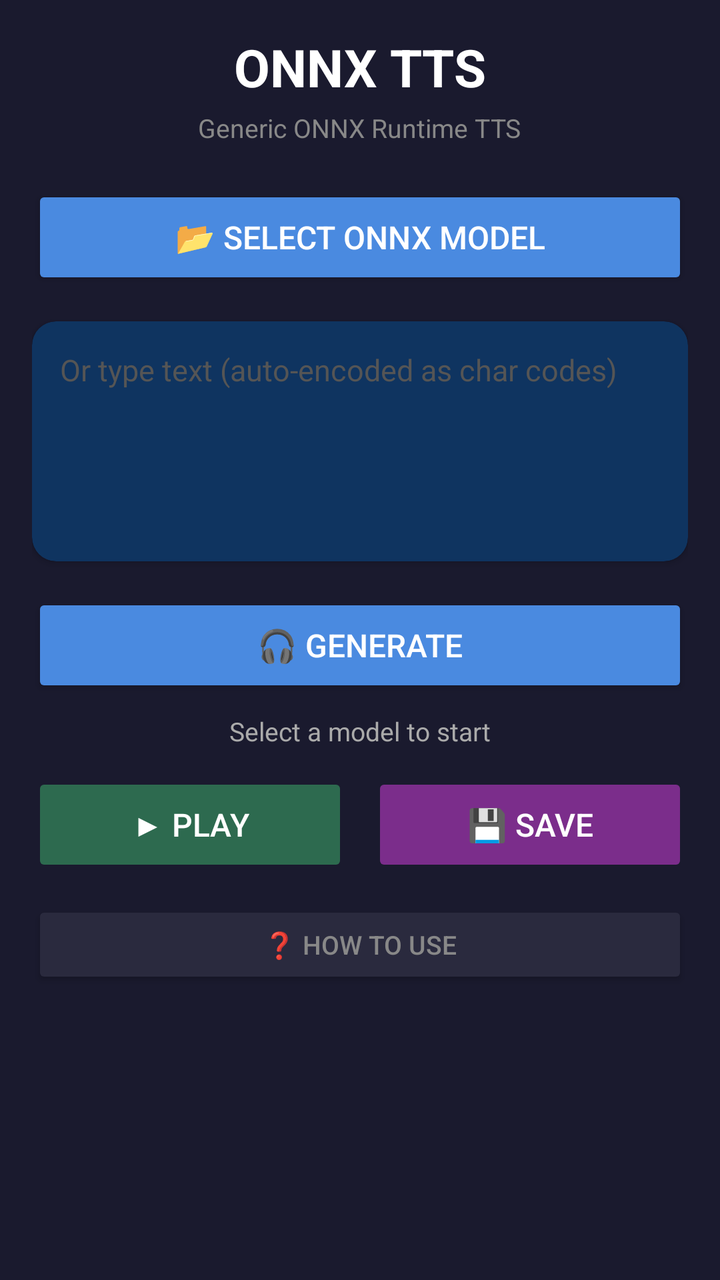
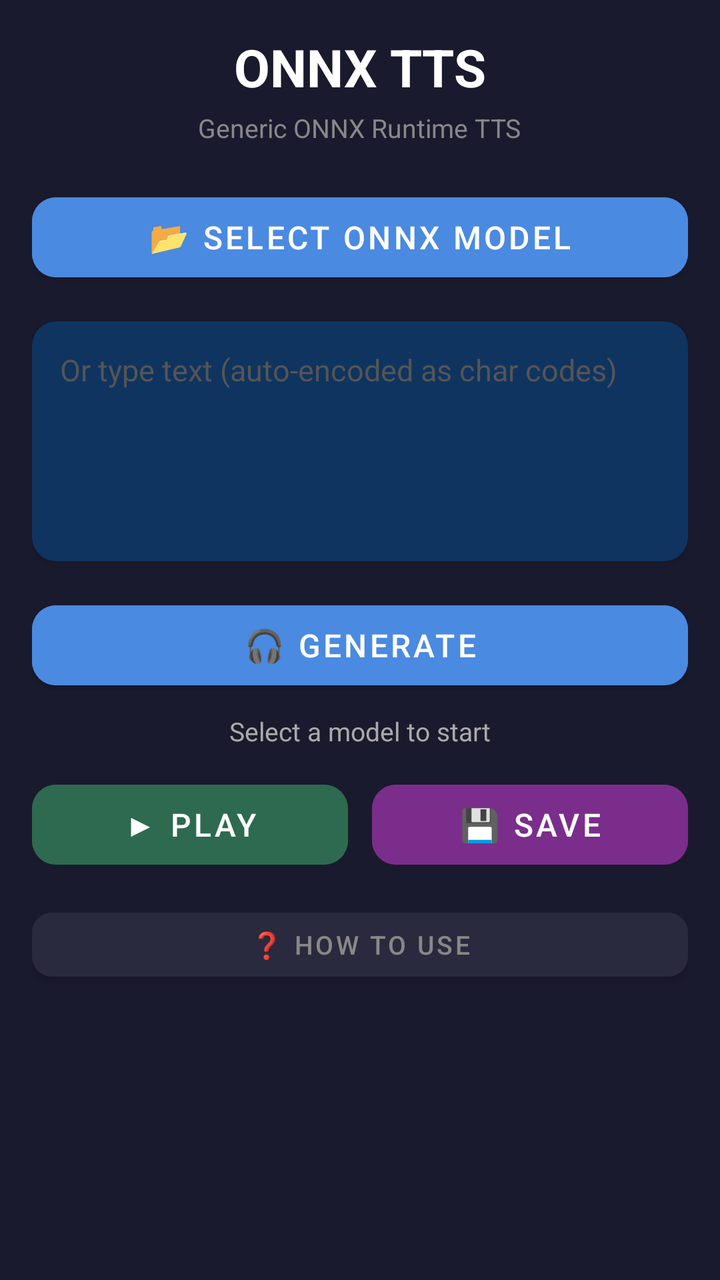

Compare the two renders of this Android layout. The source of the first and the diff that turns it into the second are given below.
<!-- AndroidManifest.xml: application theme Theme.YukaTTS -->
<!-- res/layout/activity_main.xml -->
<?xml version="1.0" encoding="utf-8"?>
<ScrollView xmlns:android="http://schemas.android.com/apk/res/android"
    xmlns:app="http://schemas.android.com/apk/res-auto"
    android:layout_width="match_parent"
    android:layout_height="match_parent"
    android:background="#1a1a2e">

    <LinearLayout
        android:layout_width="match_parent"
        android:layout_height="wrap_content"
        android:orientation="vertical"
        android:padding="16dp"
        android:gravity="center_horizontal">

        
        <TextView
            android:layout_width="wrap_content"
            android:layout_height="wrap_content"
            android:text="ONNX TTS"
            android:textColor="#ffffff"
            android:textSize="26sp"
            android:textStyle="bold"
            android:layout_marginBottom="4dp" />

        <TextView
            android:layout_width="wrap_content"
            android:layout_height="wrap_content"
            android:text="Generic ONNX Runtime TTS"
            android:textColor="#888888"
            android:textSize="13sp"
            android:layout_marginBottom="20dp" />

        
        <Button
            android:id="@+id/btn_select_model"
            android:layout_width="match_parent"
            android:layout_height="52dp"
            android:text="📂 Select ONNX Model"
            android:textColor="#ffffff"
            android:backgroundTint="#4a8ae0"
            android:textSize="16sp"
            app:cornerRadius="12dp" />

        
        <TextView
            android:id="@+id/model_info"
            android:layout_width="match_parent"
            android:layout_height="wrap_content"
            android:visibility="gone"
            android:textColor="#aaaaaa"
            android:textSize="12sp"
            android:typeface="monospace"
            android:padding="12dp"
            android:layout_marginTop="12dp"
            android:background="#0f3460"
            android:gravity="start" />

        
        <ProgressBar
            android:id="@+id/progress_bar"
            android:layout_width="match_parent"
            android:layout_height="4dp"
            android:visibility="gone"
            style="?android:attr/progressBarStyleHorizontal"
            android:indeterminate="true"
            android:layout_marginTop="12dp" />

        
        <androidx.cardview.widget.CardView
            android:layout_width="match_parent"
            android:layout_height="wrap_content"
            android:layout_marginTop="16dp"
            app:cardCornerRadius="12dp"
            app:cardBackgroundColor="#0f3460">

            <EditText
                android:id="@+id/text_input"
                android:layout_width="match_parent"
                android:layout_height="120dp"
                android:gravity="top"
                android:padding="14dp"
                android:hint="Or type text (auto-encoded as char codes)"
                android:textColorHint="#555555"
                android:textColor="#ffffff"
                android:textSize="15sp"
                android:background="@null"
                android:inputType="textMultiLine"
                android:maxLength="500" />
        </androidx.cardview.widget.CardView>

        
        <LinearLayout
            android:id="@+id/tensor_inputs_container"
            android:layout_width="match_parent"
            android:layout_height="wrap_content"
            android:orientation="vertical"
            android:visibility="gone"
            android:layout_marginTop="16dp">

            <TextView
                android:layout_width="wrap_content"
                android:layout_height="wrap_content"
                android:text="Tensor Inputs"
                android:textColor="#4a8ae0"
                android:textSize="15sp"
                android:textStyle="bold"
                android:layout_marginBottom="4dp" />

            <TextView
                android:layout_width="wrap_content"
                android:layout_height="wrap_content"
                android:text="Fill comma-separated values for each input"
                android:textColor="#888888"
                android:textSize="12sp"
                android:layout_marginBottom="8dp" />

            <LinearLayout
                android:id="@+id/tensor_inputs_layout"
                android:layout_width="match_parent"
                android:layout_height="wrap_content"
                android:orientation="vertical" />
        </LinearLayout>

        
        <Button
            android:id="@+id/btn_generate"
            android:layout_width="match_parent"
            android:layout_height="52dp"
            android:text="🎧 Generate"
            android:textColor="#ffffff"
            android:backgroundTint="#4a8ae0"
            android:textSize="16sp"
            app:cornerRadius="12dp"
            android:layout_marginTop="16dp" />

        
        <TextView
            android:id="@+id/status_text"
            android:layout_width="wrap_content"
            android:layout_height="wrap_content"
            android:text="Select a model to start"
            android:textColor="#aaaaaa"
            android:textSize="13sp"
            android:layout_marginTop="8dp" />

        
        <LinearLayout
            android:layout_width="match_parent"
            android:layout_height="wrap_content"
            android:orientation="horizontal"
            android:gravity="center"
            android:layout_marginTop="12dp">
            <Button
                android:id="@+id/btn_play"
                android:layout_width="0dp"
                android:layout_height="52dp"
                android:layout_weight="1"
                android:text="▶ Play"
                android:textSize="16sp"
                android:textColor="#ffffff"
                android:backgroundTint="#2d6a4f"
                android:enabled="false"
                android:layout_marginEnd="6dp"
                app:cornerRadius="12dp" />
            <Button
                android:id="@+id/btn_save"
                android:layout_width="0dp"
                android:layout_height="52dp"
                android:layout_weight="1"
                android:text="💾 Save"
                android:textSize="16sp"
                android:textColor="#ffffff"
                android:backgroundTint="#7b2d8b"
                android:enabled="false"
                android:layout_marginStart="6dp"
                app:cornerRadius="12dp" />
        </LinearLayout>

        
        <Button
            android:id="@+id/btn_params_help"
            android:layout_width="match_parent"
            android:layout_height="44dp"
            android:text="❓ How to use"
            android:textColor="#888888"
            android:backgroundTint="#2a2a3e"
            android:textSize="13sp"
            app:cornerRadius="10dp"
            android:layout_marginTop="12dp" />

    </LinearLayout>
</ScrollView>
<!-- resources referenced by this layout -->
<resources>
  <style name="Theme.YukaTTS" parent="Theme.MaterialComponents.DayNight.NoActionBar">
          <item name="colorPrimary">#4a8ae0</item>
          <item name="colorPrimaryVariant">#3468a0</item>
          <item name="colorOnPrimary">#ffffff</item>
          <item name="colorSecondary">#7b2d8b</item>
          <item name="android:statusBarColor">#1a1a2e</item>
          <item name="android:navigationBarColor">#1a1a2e</item>
      </style>
</resources>

<!-- the commit's change to res/layout/activity_main.xml (unified diff, before → after) -->
@@ -12,7 +12,6 @@
         android:padding="16dp"
         android:gravity="center_horizontal">
 
-        
         <TextView
             android:layout_width="wrap_content"
             android:layout_height="wrap_content"
@@ -30,8 +29,7 @@
             android:textSize="13sp"
             android:layout_marginBottom="20dp" />
 
-        
-        <Button
+        <com.google.android.material.button.MaterialButton
             android:id="@+id/btn_select_model"
             android:layout_width="match_parent"
             android:layout_height="52dp"
@@ -41,7 +39,6 @@
             android:textSize="16sp"
             app:cornerRadius="12dp" />
 
-        
         <TextView
             android:id="@+id/model_info"
             android:layout_width="match_parent"
@@ -55,7 +52,6 @@
             android:background="#0f3460"
             android:gravity="start" />
 
-        
         <ProgressBar
             android:id="@+id/progress_bar"
             android:layout_width="match_parent"
@@ -65,7 +61,6 @@
             android:indeterminate="true"
             android:layout_marginTop="12dp" />
 
-        
         <androidx.cardview.widget.CardView
             android:layout_width="match_parent"
             android:layout_height="wrap_content"
@@ -88,7 +83,6 @@
                 android:maxLength="500" />
         </androidx.cardview.widget.CardView>
 
-        
         <LinearLayout
             android:id="@+id/tensor_inputs_container"
             android:layout_width="match_parent"
@@ -121,8 +115,7 @@
                 android:orientation="vertical" />
         </LinearLayout>
 
-        
-        <Button
+        <com.google.android.material.button.MaterialButton
             android:id="@+id/btn_generate"
             android:layout_width="match_parent"
             android:layout_height="52dp"
@@ -133,7 +126,6 @@
             app:cornerRadius="12dp"
             android:layout_marginTop="16dp" />
 
-        
         <TextView
             android:id="@+id/status_text"
             android:layout_width="wrap_content"
@@ -143,14 +135,13 @@
             android:textSize="13sp"
             android:layout_marginTop="8dp" />
 
-        
         <LinearLayout
             android:layout_width="match_parent"
             android:layout_height="wrap_content"
             android:orientation="horizontal"
             android:gravity="center"
             android:layout_marginTop="12dp">
-            <Button
+            <com.google.android.material.button.MaterialButton
                 android:id="@+id/btn_play"
                 android:layout_width="0dp"
                 android:layout_height="52dp"
@@ -162,7 +153,7 @@
                 android:enabled="false"
                 android:layout_marginEnd="6dp"
                 app:cornerRadius="12dp" />
-            <Button
+            <com.google.android.material.button.MaterialButton
                 android:id="@+id/btn_save"
                 android:layout_width="0dp"
                 android:layout_height="52dp"
@@ -176,8 +167,7 @@
                 app:cornerRadius="12dp" />
         </LinearLayout>
 
-        
-        <Button
+        <com.google.android.material.button.MaterialButton
             android:id="@+id/btn_params_help"
             android:layout_width="match_parent"
             android:layout_height="44dp"
